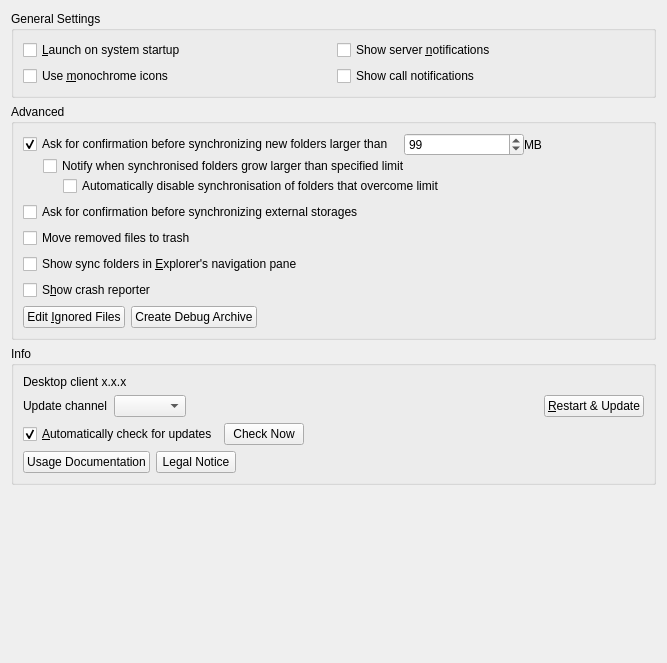
Above: src/gui/generalsettings.ui from nextcloud/desktop before the change. Below: the same form after it.
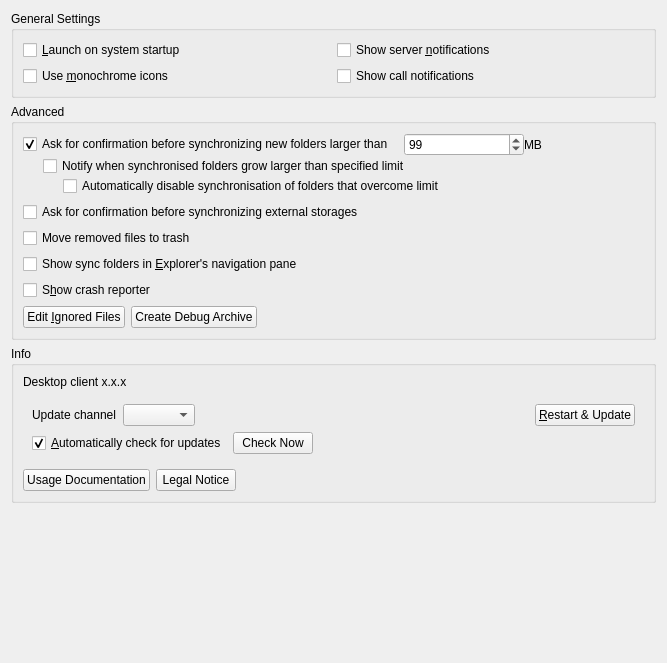
That is the form after the change.

Commit message: Fix visibility of info buttons and details when updater is disabled in general settings

Diff of the .ui file:
```diff
--- a/src/gui/generalsettings.ui
+++ b/src/gui/generalsettings.ui
@@ -233,21 +233,9 @@
       </item>
       <item>
        <widget class="QFrame" name="updatesContainer">
-        <layout class="QVBoxLayout" name="verticalLayout_5">
-         <property name="leftMargin">
-          <number>0</number>
-         </property>
-         <property name="topMargin">
-          <number>0</number>
-         </property>
-         <property name="rightMargin">
-          <number>0</number>
-         </property>
-         <property name="bottomMargin">
-          <number>0</number>
-         </property>
+        <layout class="QVBoxLayout" name="updatesLayout">
          <item>
-          <layout class="QHBoxLayout" name="horizontalLayout_2">
+          <layout class="QHBoxLayout" name="updatesLayout_1">
            <item>
             <widget class="QLabel" name="updateChannelLabel">
              <property name="sizePolicy">
@@ -300,7 +288,7 @@
           </layout>
          </item>
          <item>
-          <layout class="QHBoxLayout" name="horizontalLayout_7">
+          <layout class="QHBoxLayout" name="updatesLayout_2">
            <item>
             <widget class="QCheckBox" name="autoCheckForUpdatesCheckBox">
              <property name="sizePolicy">
@@ -345,8 +333,11 @@
            </item>
           </layout>
          </item>
+        </layout>
+       </widget>
+      </item>
          <item>
-          <layout class="QHBoxLayout" name="horizontalLayout_6">
+       <layout class="QHBoxLayout" name="infoContainer">
            <item>
             <widget class="QPushButton" name="usageDocumentationButton">
              <property name="text">
@@ -375,9 +366,6 @@
             </spacer>
            </item>
           </layout>
-         </item>
-        </layout>
-       </widget>
       </item>
      </layout>
     </widget>
```
Left out of the diff: 20 changed lines with no effect on the pictures. Lines whose indentation alone changed are shown as unchanged.
